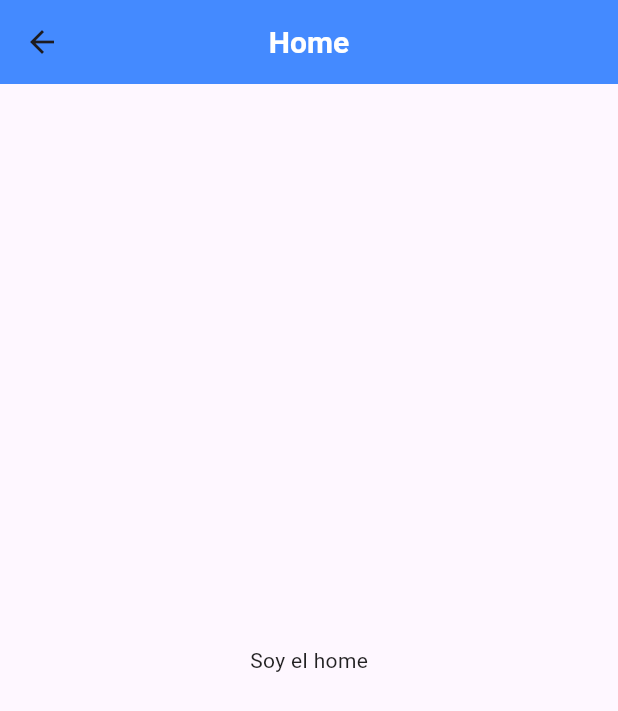
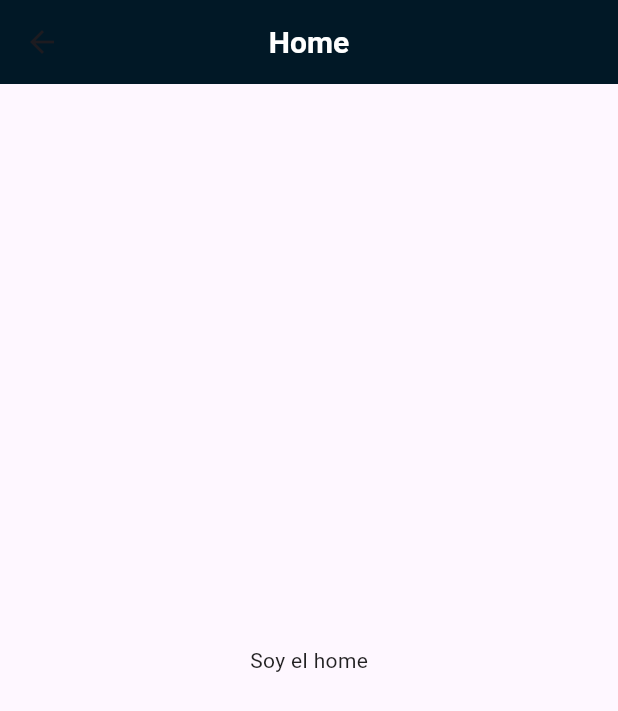
Before and after one commit to TarGonzalez/tarjetero_app, a Flutter app: the TabsScreen screen opened by its route, on a phone screen of 412 x 824 dp. Shown: the top 711 px of the screen. Run offline on Flutter 3.47's test engine with Material 3 defaults, Android fonts, the phone set to English and light mode, and no system bars; our stand-ins replace gap, get, smooth_page_indicator.

Commit message:
[Themes] Se agrega color

```diff
--- a/lib/themes/app_theme.dart
+++ b/lib/themes/app_theme.dart
@@ -5,7 +5,7 @@ final ThemeData themeLight = ThemeData(
   useMaterial3: true,
   appBarTheme: const AppBarTheme(
     centerTitle: true,
-    backgroundColor: Colors.blueAccent,
+    backgroundColor: colorPrimario,
     titleTextStyle: TextStyle(
       color: Colors.white,
       fontSize: 20,
--- a/lib/themes/color_palette.dart
+++ b/lib/themes/color_palette.dart
@@ -1,6 +1,7 @@
 import 'package:flutter/material.dart';
 
 const Color colorPrimario = Color.fromRGBO(1, 24, 38, 1);
+const Color colorOro = Color.fromRGBO(234, 169, 33, 1);
 const Color colorGris200 = Color.fromRGBO(191, 204, 224, 1.0);
 const Color colorGris400 = Color.fromRGBO(171, 184, 214, 1.0);
 const Color colorGris600 = Color.fromRGBO(157, 169, 199, 1.0);
```
